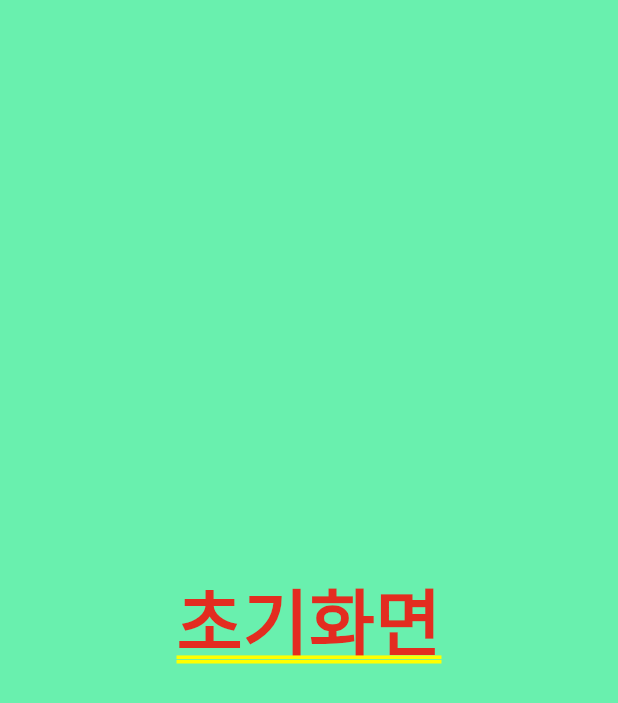
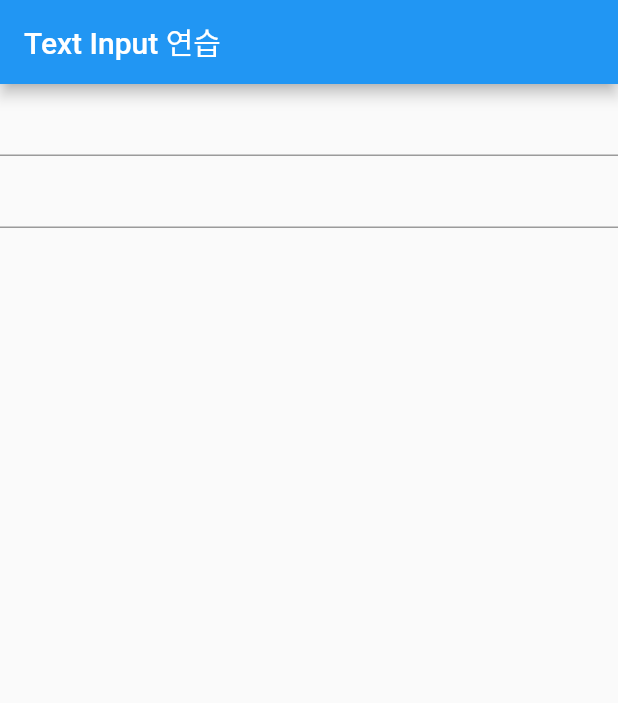
Before and after one commit to tintoll/obesity_calculator, a Flutter app: the screen it shows after launch, on a phone screen of 412 x 824 dp. Shown: the top 703 px of the screen. Run offline on Flutter 3.47's test engine with Material 2 defaults, Android fonts, the phone set to English and light mode, and no system bars.

Commit message:
TextField 엽습

```diff
--- a/lib/main.dart
+++ b/lib/main.dart
@@ -20,11 +20,45 @@ class MyCustomForm extends StatefulWidget {
 }
 
 class _MyCustomFormState extends State<MyCustomForm> {
+
+  // TextField 의 현재값을 얻는데 필요
+  final myController = TextEditingController();
+
+  @override
+  void initState() {
+    super.initState();
+    // 상태를 모니터링 할수 있음.
+    myController.addListener(() {
+      print("addListener Text : ${myController.text}");
+    });
+  }
+
+  @override
+  void dispose() {
+    // 화면이 종료될때 반드시 컨트롤러 해제해줘야함.
+    myController.dispose();
+    super.dispose();
+  }
+
+
   @override
   Widget build(BuildContext context) {
-    return Container(
-      color: Colors.greenAccent,
-      child: Center(child: Text('초기화면')),
+    return Scaffold(
+      appBar: AppBar(
+        title: Text('Text Input 연습'),
+      ),
+      body: Column(
+        children: [
+          TextField(
+            onChanged: (text) {
+              print('onChange $text');
+            },
+          ),
+          TextField(
+            controller: myController,
+          )
+        ],
+      )
     );
   }
 }
```
